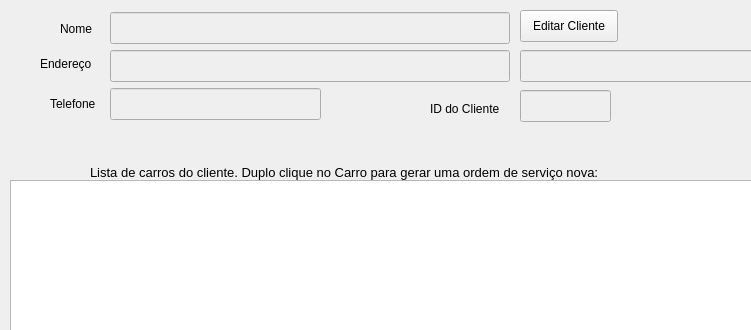
The window that Client_Services_History.ui (bedi1982/Oficina) describes before a commit, drawn with Qt 5; both pictures show x 0 to 751 and y 0 to 330 of the 1280 by 694 pixel window.
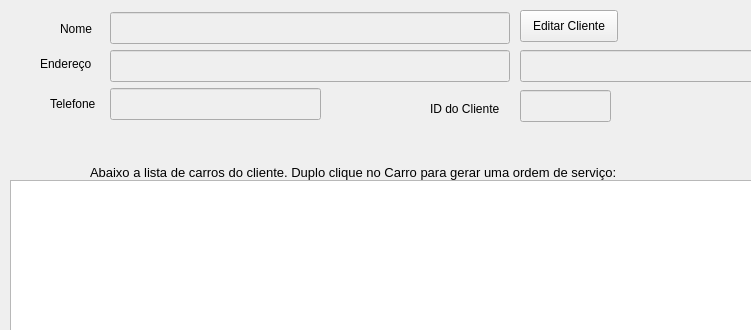
The same window after the commit.

```diff
--- a/Client_Services_History.ui
+++ b/Client_Services_History.ui
@@ -131,7 +131,7 @@
     </font>
    </property>
    <property name="text">
-    <string>Lista de carros do cliente. Duplo clique no Carro para gerar uma ordem de serviço nova:</string>
+    <string>Abaixo a lista de carros do cliente. Duplo clique no Carro para gerar uma ordem de serviço:</string>
    </property>
    <property name="alignment">
     <set>Qt::AlignBottom|Qt::AlignLeading|Qt::AlignLeft</set>
```
